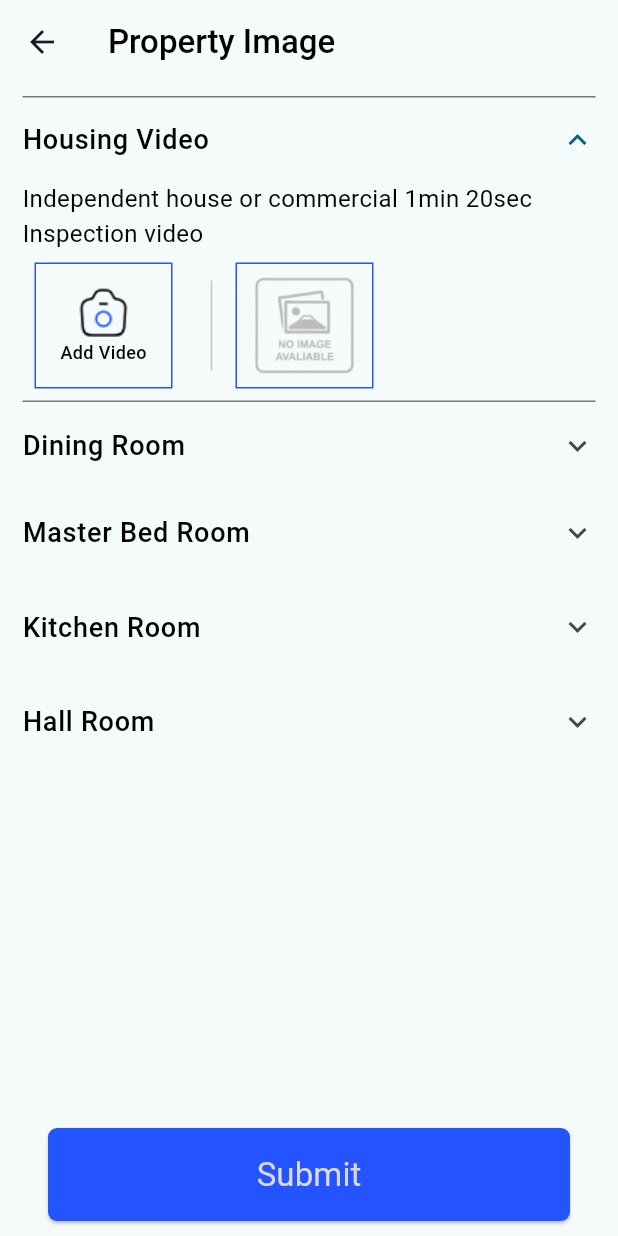
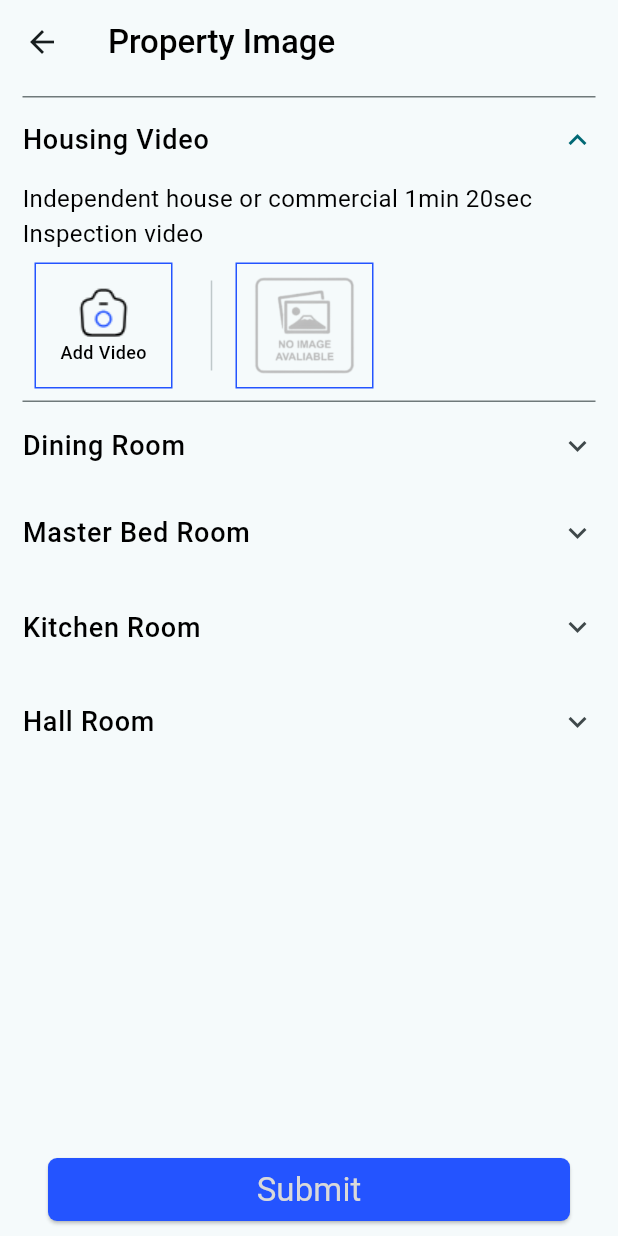
Before and after one commit to deepoza14/distressed_property, a Flutter app: the PropertyImages screen opened directly, on a phone screen of 412 x 824 dp. Run offline on Flutter 3.47's test engine with Material 2 defaults, Android fonts, the phone set to English and light mode, and no system bars; our stand-ins replace file_picker, firebase_auth, firebase_core, firebase_storage, pinput, sms_autofill; accounts and stored records are empty; Roboto replaces fonts that are missing (Metropolis, Montserrat).

Commit message:
init commit

```diff
--- a/lib/widgets/custom_button.dart
+++ b/lib/widgets/custom_button.dart
@@ -19,7 +19,7 @@ class CustomButton extends StatelessWidget {
   Widget build(BuildContext context) {
     return SizedBox(
       width: 366,
-      height: 62,
+      height: 42,
       child: ElevatedButton(
         onPressed: onPressed,
         style: ButtonStyle(
```
Also changed, not shown: lib/firebase_options.dart, 1 other file.
